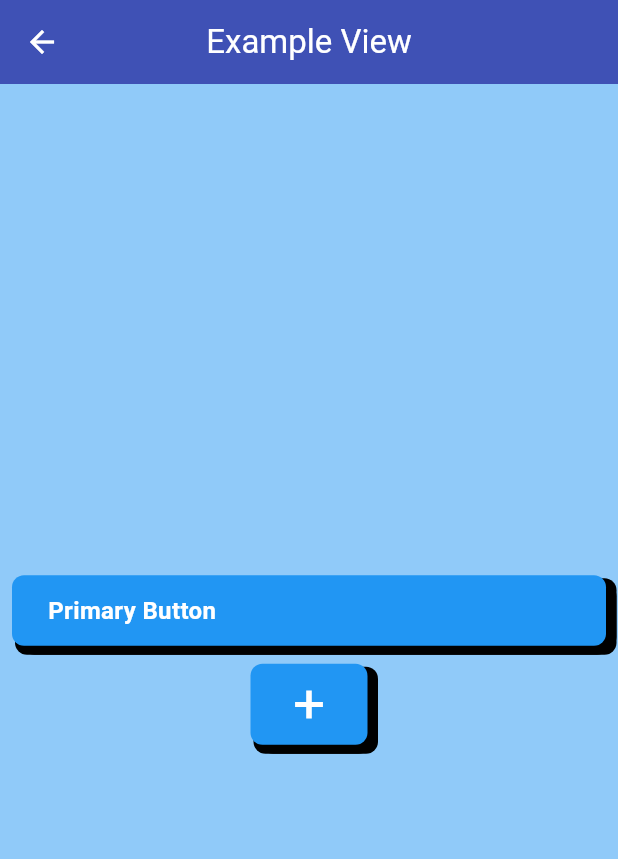
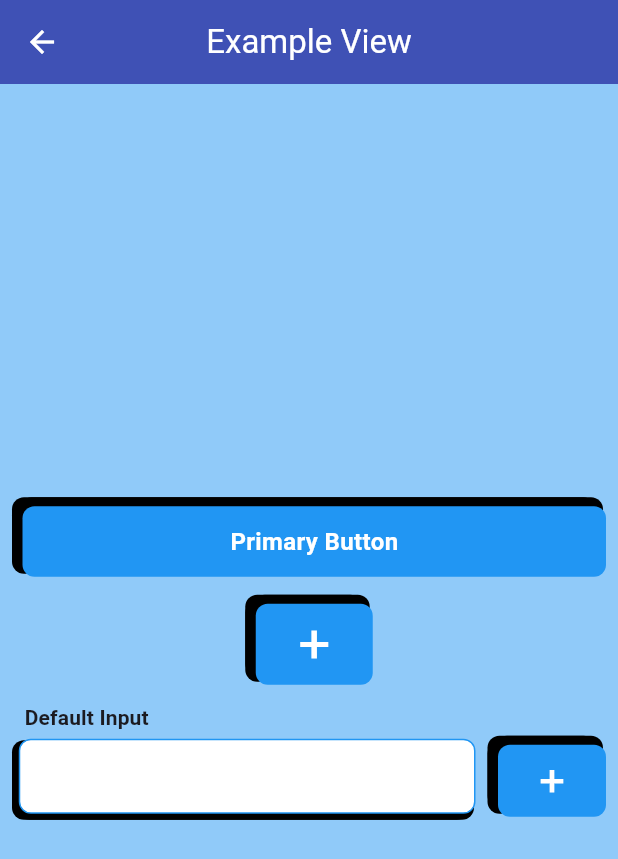
Before and after one commit to dasanten/payment_splitter, a Flutter app: the screen it shows after launch, after a tap on "Info", on a phone screen of 412 x 824 dp. Shown: the top 859 px of the screen. Run offline on Flutter 3.47's test engine with Material 3 defaults, Android fonts, the light colour scheme and no system bars; our stand-ins replace bloc, equatable, fl_chart, flutter_bloc.

Commit message:
feat: added value inputs

```diff
--- a/lib/core/component/button/base_button.dart
+++ b/lib/core/component/button/base_button.dart
@@ -1,35 +1,84 @@
+import 'dart:async';
+
 import 'package:flutter/material.dart';
 
-class BaseButton extends StatelessWidget {
+class BaseButton extends StatefulWidget {
   const BaseButton({
-    super.key,
     required this.widget,
     this.onPressed,
+    this.customPadding,
     this.buttonColor = Colors.blue,
     this.shadowColor = Colors.black,
+    super.key,
   });
 
   final VoidCallback? onPressed;
+  final EdgeInsetsGeometry? customPadding;
   final Widget widget;
   final Color buttonColor;
   final Color shadowColor;
 
   @override
+  State<StatefulWidget> createState() => _BaseButtonState();
+}
+
+class _BaseButtonState extends State<BaseButton> {
+  bool isPressed = false;
+
+  Timer? timer;
+
+  @override
+  void dispose() {
+    timer?.cancel();
+    super.dispose();
+  }
+
+  @override
   Widget build(BuildContext context) {
     return InkWell(
-      onTap: onPressed,
-      child: Container(
-        padding: const EdgeInsets.symmetric(vertical: 12.0, horizontal: 24.0),
-        decoration: BoxDecoration(
-          color: buttonColor,
-          borderRadius: BorderRadius.circular(8.0),
-          boxShadow: [
-            BoxShadow(color: shadowColor, offset: const Offset(2, 6)),
-            BoxShadow(color: shadowColor, offset: const Offset(7, 2)),
-            BoxShadow(color: shadowColor, offset: const Offset(7, 6)),
-          ],
+      onTap: () {
+        widget.onPressed?.call();
+        if (widget.onPressed != null) {
+          setState(() {
+            isPressed = true;
+          });
+          timer = Timer(const Duration(milliseconds: 350), () {
+            setState(() {
+              isPressed = false;
+            });
+          });
+        }
+      },
+      child: Padding(
+        padding: isPressed
+            ? EdgeInsets.only(right: 7, bottom: 6)
+            : const EdgeInsets.only(left: 7, top: 6),
+        child: Container(
+          padding:
+              widget.customPadding ??
+              const EdgeInsets.symmetric(vertical: 12.0, horizontal: 24.0),
+          decoration: BoxDecoration(
+            color: widget.buttonColor,
+            borderRadius: BorderRadius.circular(8.0),
+            boxShadow: isPressed
+                ? []
+                : [
+                    BoxShadow(
+                      color: widget.shadowColor,
+                      offset: const Offset(-2, -6),
+                    ),
+                    BoxShadow(
+                      color: widget.shadowColor,
+                      offset: const Offset(-7, -2),
+                    ),
+                    BoxShadow(
+                      color: widget.shadowColor,
+                      offset: const Offset(-7, -6),
+                    ),
+                  ],
+          ),
+          child: widget.widget,
         ),
-        child: widget,
       ),
     );
   }
--- a/lib/core/component/button/icon_button.dart
+++ b/lib/core/component/button/icon_button.dart
@@ -3,11 +3,12 @@ import 'package:payment_splitter/core/component/button/base_button.dart';
 
 class AppIconButton extends StatelessWidget {
   final Widget icon;
+  final VoidCallback? onPressed;
 
-  const AppIconButton(this.icon, {super.key});
+  const AppIconButton(this.icon, {super.key, this.onPressed});
 
   @override
   Widget build(BuildContext context) {
-    return BaseButton(widget: icon);
+    return BaseButton(widget: icon, onPressed: onPressed);
   }
 }
--- a/lib/core/component/button/primary_button.dart
+++ b/lib/core/component/button/primary_button.dart
@@ -1,5 +1,6 @@
 import 'package:flutter/material.dart';
 import 'package:payment_splitter/core/component/button/base_button.dart';
+import 'package:payment_splitter/core/extension/int_extension.dart';
 
 class PrimaryButton extends StatelessWidget {
   const PrimaryButton({
@@ -20,10 +21,11 @@ class PrimaryButton extends StatelessWidget {
     return BaseButton(
       onPressed: onPressed,
       widget: Row(
+        mainAxisAlignment: MainAxisAlignment.center,
         children: [
-          if (prefixIcon != null) prefixIcon!,
+          if (prefixIcon != null) ...[prefixIcon!, 8.horizontalSpace],
           Text(
-            'Primary Button',
+            label,
             style: TextStyle(
               color: Theme.of(context).colorScheme.onPrimary,
               fontSize: 16.0,
--- /dev/null
+++ b/lib/core/component/input/default_input.dart
@@ -0,0 +1,114 @@
+import 'package:flutter/material.dart';
+import 'package:payment_splitter/core/component/button/icon_button.dart';
+import 'package:payment_splitter/core/extension/context_extension.dart';
+import 'package:payment_splitter/core/extension/int_extension.dart';
+
+class DefaultInput extends StatelessWidget {
+  const DefaultInput({
+    super.key,
+    this.suffixIcon,
+    this.label,
+    this.onSuffixIconPressed,
+    this.onChanged,
+    this.keyboardType,
+    this.initialValue,
+  });
+
+  final String? label;
+  final String? initialValue;
+  final IconData? suffixIcon;
+  final VoidCallback? onSuffixIconPressed;
+  final shadowColor = Colors.black;
+  final void Function(String)? onChanged;
+  final TextInputType? keyboardType;
+
+  @override
+  Widget build(BuildContext context) {
+    return Padding(
+      padding: const EdgeInsets.only(left: 4.5, bottom: 4),
+      child: Column(
+        crossAxisAlignment: CrossAxisAlignment.start,
+        children: [
+          if (label != null) ...[
+            Padding(
+              padding: const EdgeInsets.symmetric(horizontal: 4.0),
+              child: Text(
+                label!,
+                style: context.theme.textTheme.titleSmall?.copyWith(
+                  fontWeight: FontWeight.bold,
+                ),
+              ),
+            ),
+            2.verticalSpace,
+          ],
+          Row(
+            children: [
+              Expanded(
+                child: Container(
+                  decoration: BoxDecoration(
+                    borderRadius: BorderRadius.circular(8),
+                    border: Border.all(color: Colors.blue),
+                    color: Colors.white,
+                    boxShadow: [
+                      BoxShadow(
+                        color: shadowColor,
+                        offset: const Offset(-1, 4),
+                      ),
+                      BoxShadow(
+                        color: shadowColor,
+                        offset: const Offset(-4.5, 1),
+                      ),
+                      BoxShadow(
+                        color: shadowColor,
+                        offset: const Offset(-4.5, 4),
+                      ),
+                    ],
+                  ),
+                  child: TextFormField(
+                    decoration: const InputDecoration(
+                      border: InputBorder.none,
+                      contentPadding: EdgeInsets.symmetric(
+                        horizontal: 12,
+                        vertical: 8,
+                      ),
+                    ),
+                    initialValue: initialValue,
+                    keyboardType: keyboardType,
+                    onFieldSubmitted: onChanged,
+                  ),
+                ),
+              ),
+              if (suffixIcon != null) ...[
+                8.horizontalSpace,
+                _SuffixIcon(
+                  iconData: suffixIcon!,
+                  onPressed: onSuffixIconPressed,
+                ),
+              ],
+            ],
+          ),
+        ],
+      ),
+    );
+  }
+}
+
+class _SuffixIcon extends StatelessWidget {
+  const _SuffixIcon({required this.iconData, this.onPressed});
+
+  final IconData iconData;
+  final VoidCallback? onPressed;
+
+  @override
+  Widget build(BuildContext context) {
+    return AppIconButton(
+      onPressed: onPressed,
+      Icon(
+        iconData,
+        fontWeight: FontWeight.bold,
+        size: 24,
+        color: context.colorScheme.onPrimary,
+      ),
+    );
+  }
+}
--- a/lib/core/extension/int_extension.dart
+++ b/lib/core/extension/int_extension.dart
@@ -1,3 +1,5 @@
+import 'dart:math';
+
 import 'package:flutter/material.dart';
 
 extension IntX on int {
@@ -8,7 +10,7 @@ extension IntX on int {
 
 extension DoubleX on double {
   double toFixedAndCeil([int decimalPoints = 2]) {
-    final factor = 10 ^ decimalPoints + 1;
+    final factor = pow(10, decimalPoints + 1);
     final ceilValue = (this * factor).ceil() / factor;
     final fixed = double.parse(ceilValue.toStringAsFixed(2));
     return fixed;
--- a/lib/core/view/example_view.dart
+++ b/lib/core/view/example_view.dart
@@ -1,6 +1,7 @@
 import 'package:flutter/material.dart';
 import 'package:payment_splitter/core/component/button/buttons.dart';
 import 'package:payment_splitter/core/component/button/icon_button.dart';
+import 'package:payment_splitter/core/component/input/default_input.dart';
 import 'package:payment_splitter/core/component/list/separated_column.dart';
 import 'package:payment_splitter/core/extension/context_extension.dart';
 import 'package:payment_splitter/core/extension/int_extension.dart';
@@ -29,6 +30,11 @@ class ExampleView extends StatelessWidget {
                 color: context.colorScheme.onPrimary,
               ),
             ),
+            DefaultInput(
+              suffixIcon: Icons.add,
+              label: "Default Input",
+              onSuffixIconPressed: () {},
+            ),
           ],
         ),
       ),
--- a/lib/feature/calculator/component/payment_per_user_graphic.dart
+++ b/lib/feature/calculator/component/payment_per_user_graphic.dart
@@ -56,7 +56,15 @@ class PaymentPerUserGraphic extends StatelessWidget {
   BarChartData chartData() {
     return BarChartData(
       maxY: paymentData.highestPayment.ceilToDouble(),
-      barTouchData: const BarTouchData(enabled: true),
+      barTouchData: BarTouchData(
+        enabled: true,
+        touchTooltipData: BarTouchTooltipData(
+          getTooltipItem: (group, groupIndex, rod, rodIndex) => BarTooltipItem(
+            '${rod.toY.toFixedAndCeil()}€',
+            const TextStyle(color: Colors.white, fontWeight: FontWeight.bold),
+          ),
+        ),
+      ),
       titlesData: FlTitlesData(
         show: true,
         bottomTitles: AxisTitles(
--- a/lib/feature/calculator/cubit/payment_splitter/payment_splitter_state.dart
+++ b/lib/feature/calculator/cubit/payment_splitter/payment_splitter_state.dart
@@ -1,10 +1,17 @@
 part of 'payment_splitter_cubit.dart';
 
 sealed class PaymentSplitterState extends Equatable {
-  const PaymentSplitterState();
+  final PaymentData paymentData;
+
+  const PaymentSplitterState(this.paymentData);
+
+  @override
+  List<Object> get props => [paymentData];
 }
 
 final class PaymentSplitterInitial extends PaymentSplitterState {
+  const PaymentSplitterInitial(super.paymentData);
+
   @override
-  List<Object> get props => [];
+  List<Object> get props => [paymentData];
 }
--- a/lib/feature/calculator/repository/calculation/calculation_repo_impl.dart
+++ b/lib/feature/calculator/repository/calculation/calculation_repo_impl.dart
@@ -5,6 +5,7 @@ import 'package:payment_splitter/feature/calculator/repository/entity/payment_da
 class CalculationRepoImpl implements ICalculationRepo {
   @override
   PaymentData calculatePayments(PaymentData payments) {
+    payments.resetTransactions();
     final splitter = PaymentSplitter(payments: payments)..calculate();
 
     return splitter.payments;
--- a/lib/feature/calculator/repository/entity/payment_data.dart
+++ b/lib/feature/calculator/repository/entity/payment_data.dart
@@ -1,17 +1,28 @@
+import 'dart:math';
+
+import 'package:equatable/equatable.dart';
 import 'package:flutter/material.dart';
 import 'package:payment_splitter/feature/calculator/repository/entity/user.dart';
 import 'package:payment_splitter/feature/calculator/repository/entity/user_identification_mixin.dart';
 
-class PaymentData with UserIdentificationMixin {
-  PaymentData();
+class PaymentData extends Equatable with UserIdentificationMixin {
+  PaymentData() : users = [];
 
-  final List<User> users = [];
+  PaymentData._(this.users);
+
+  PaymentData copy() {
+    return PaymentData._(List.of(users));
+  }
+
+  final List<User> users;
 
   void addUser(User user) {
     final color = colorList[users.length % colorList.length];
     final emoji = emojiList[users.length % emojiList.length];
     users.add(user.copyWith(color: color, emoji: emoji));
   }
+
+  int get random => Random().nextInt(100000);
 
   void removeUser(User user) {
     users.removeWhere((u) => u.id == user.id);
@@ -29,14 +40,23 @@ class PaymentData with UserIdentificationMixin {
     return users.firstWhere((element) => element.id == userId);
   }
 
-  double get highestPayment => users
-      .map((user) => user.originalPayment)
-      .reduce((value, element) => value > element ? value : element);
+  double get highestPayment =>
+      users.map((user) => user.originalPayment).fold(0, max);
 
   double get totalPayment => users.fold(
     0,
     (previousValue, element) => previousValue + element.originalPayment,
   );
 
-  double get averagePayment => totalPayment / users.length;
+  double get averagePayment => users.isEmpty ? 0 : totalPayment / users.length;
+
+  @override
+  List<Object> get props => [users];
+
+  void resetTransactions() {
+    for (final user in users) {
+      user.sendMoneyTo.clear();
+      user.getMoneyFrom.clear();
+    }
+  }
 }
--- a/lib/feature/calculator/repository/entity/user.dart
+++ b/lib/feature/calculator/repository/entity/user.dart
@@ -1,9 +1,10 @@
 import 'dart:ui';
 
+import 'package:equatable/equatable.dart';
 import 'package:payment_splitter/feature/calculator/repository/entity/user_send_money.dart';
 import 'package:uuid/uuid.dart';
 
-class User {
+class User extends Equatable {
   User._({
     required this.id,
     required this.originalPayment,
@@ -60,4 +61,14 @@ class User {
   bool isDeptReceiver(double averagePayment) {
     return paymentDifference(averagePayment) > 0;
   }
+
+  @override
+  List<Object?> get props => [
+    id,
+    originalPayment,
+    color,
+    emoji,
+    sendMoneyTo,
+    getMoneyFrom,
+  ];
 }
--- a/lib/feature/calculator/view/calculator_view.dart
+++ b/lib/feature/calculator/view/calculator_view.dart
@@ -1,56 +1,32 @@
-import 'dart:math';
-
 import 'package:flutter/material.dart';
+import 'package:flutter_bloc/flutter_bloc.dart';
 import 'package:payment_splitter/core/extension/int_extension.dart';
-import 'package:payment_splitter/feature/calculator/repository/calculation/calculation_repo_impl.dart';
-import 'package:payment_splitter/feature/calculator/repository/entity/payment_data.dart';
-import 'package:payment_splitter/feature/calculator/repository/entity/user.dart';
+import 'package:payment_splitter/feature/calculator/cubit/payment_splitter/payment_splitter_cubit.dart';
 import 'package:payment_splitter/feature/calculator/view/payment_info_view.dart';
+import 'package:payment_splitter/feature/calculator/view/user_value_inputs_view.dart';
 
 class CalculatorView extends StatelessWidget {
   const CalculatorView({super.key});
 
   @override
   Widget build(BuildContext context) {
+    return BlocBuilder<PaymentSplitterCubit, PaymentSplitterState>(
+      builder: (context, state) {
         return Scaffold(
           body: Padding(
             padding: const EdgeInsets.symmetric(horizontal: 16.0),
             child: ListView(
               children: [
                 16.verticalSpace,
-            PaymentInfoView(paymentData: buildMockData()),
+                PaymentInfoView(paymentData: state.paymentData),
+                16.verticalSpace,
+                UserValueInputsView(paymentData: state.paymentData),
+                16.verticalSpace,
               ],
             ),
           ),
         );
+      },
+    );
   }
 }
-
-PaymentData buildMockData() {
-  final data = PaymentData();
-
-  final users = randomUsers(15);
-  for (final user in users) {
-    data.addUser(user);
-  }
-
-  final calcRepo = CalculationRepoImpl();
-  return calcRepo.calculatePayments(data);
-}
-
-List<User> fixedUsers() {
-  return [
-    User(originalPayment: 0.0),
-    User(originalPayment: 1.0),
-    User(originalPayment: 1.0),
-    User(originalPayment: 6.0),
-    User(originalPayment: 7.0),
-  ];
-}
-
-List<User> randomUsers(int count) {
-  return List.generate(
-    count,
-    (_) => User(originalPayment: Random().nextInt(20).toDouble()),
-  );
-}
--- /dev/null
+++ b/lib/feature/calculator/view/user_value_inputs_view.dart
@@ -0,0 +1,44 @@
+import 'package:flutter/material.dart';
+import 'package:flutter_bloc/flutter_bloc.dart';
+import 'package:payment_splitter/core/component/button/buttons.dart';
+import 'package:payment_splitter/core/component/list/separated_column.dart';
+import 'package:payment_splitter/core/extension/context_extension.dart';
+import 'package:payment_splitter/core/extension/int_extension.dart';
+import 'package:payment_splitter/feature/calculator/component/payment_value_input.dart';
+import 'package:payment_splitter/feature/calculator/cubit/payment_splitter/payment_splitter_cubit.dart';
+import 'package:payment_splitter/feature/calculator/repository/entity/payment_data.dart';
+
+class UserValueInputsView extends StatelessWidget {
+  const UserValueInputsView({super.key, required this.paymentData});
+
+  final PaymentData paymentData;
+
+  @override
+  Widget build(BuildContext context) {
+    return SeparatedColumn(
+      separator: 8.verticalSpace,
+      children: [
+        ...List.generate(paymentData.users.length, (index) {
+          final user = paymentData.users[index];
+          return PaymentValueInput(user: user);
+        }),
+        Center(
+          child: SizedBox(
+            width: 200,
+            child: PrimaryButton(
+              label: "Add User",
+              prefixIcon: Icon(
+                Icons.add,
+                fontWeight: FontWeight.bold,
+                color: context.colorScheme.onPrimary,
+              ),
+              onPressed: () {
+                context.read<PaymentSplitterCubit>().addUser();
+              },
+            ),
+          ),
+        ),
+      ],
+    );
+  }
+}
```
Also changed, not shown: lib/feature/calculator/component/payment_value_input.dart (added, +31 -0 lines), lib/feature/calculator/cubit/payment_splitter/payment_splitter_cubit.dart (+70 -1 lines), lib/feature/calculator/util/payment_data_extension.dart (+3 -10 lines). Lines whose indentation alone changed are shown as unchanged.
